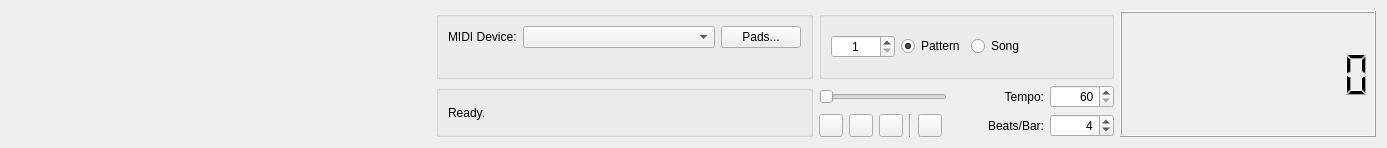
nirjacobson/Chromasound-Studio, file toplevel/topwidget/topwidget.ui: the form before one commit.
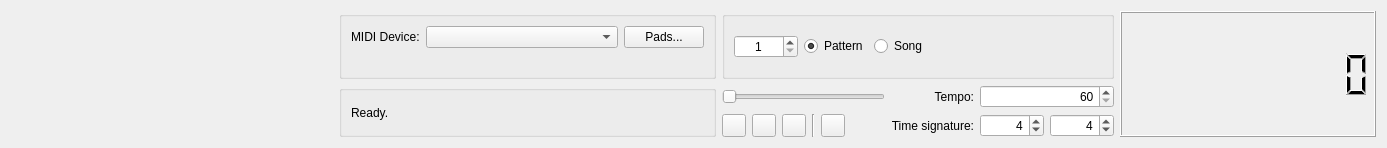
The form after the commit. Custom widgets are drawn as their Qt base class.

Diff of the .ui file:
```diff
--- a/toplevel/topwidget/topwidget.ui
+++ b/toplevel/topwidget/topwidget.ui
@@ -46,184 +46,7 @@
     </spacer>
    </item>
    <item>
-    <layout class="QGridLayout" name="gridLayout_5">
-     <item row="1" column="1">
-      <widget class="SeekWidget" name="seekWidget">
-       <property name="minimumSize">
-        <size>
-         <width>128</width>
-         <height>0</height>
-        </size>
-       </property>
-       <property name="maximumSize">
-        <size>
-         <width>128</width>
-         <height>16777215</height>
-        </size>
-       </property>
-       <property name="orientation">
-        <enum>Qt::Orientation::Horizontal</enum>
-       </property>
-       <property name="invertedAppearance">
-        <bool>false</bool>
-       </property>
-       <property name="invertedControls">
-        <bool>false</bool>
-       </property>
-      </widget>
-     </item>
-     <item row="1" column="3">
-      <widget class="QSpinBox" name="tempoSpinBox">
-       <property name="minimumSize">
-        <size>
-         <width>64</width>
-         <height>0</height>
-        </size>
-       </property>
-       <property name="alignment">
-        <set>Qt::AlignmentFlag::AlignRight|Qt::AlignmentFlag::AlignTrailing|Qt::AlignmentFlag::AlignVCenter</set>
-       </property>
-       <property name="minimum">
-        <number>60</number>
-       </property>
-       <property name="maximum">
-        <number>320</number>
-       </property>
-       <property name="value">
-        <number>60</number>
-       </property>
-      </widget>
-     </item>
-     <item row="2" column="3">
-      <widget class="QSpinBox" name="beatsPerBarSpinBox">
-       <property name="minimumSize">
-        <size>
-         <width>64</width>
-         <height>0</height>
-        </size>
-       </property>
-       <property name="alignment">
-        <set>Qt::AlignmentFlag::AlignRight|Qt::AlignmentFlag::AlignTrailing|Qt::AlignmentFlag::AlignVCenter</set>
-       </property>
-       <property name="minimum">
-        <number>1</number>
-       </property>
-       <property name="maximum">
-        <number>8</number>
-       </property>
-       <property name="value">
-        <number>4</number>
-       </property>
-      </widget>
-     </item>
-     <item row="1" column="0" rowspan="2">
-      <widget class="QGroupBox" name="groupBox_2">
-       <property name="title">
-        <string/>
-       </property>
-       <layout class="QGridLayout" name="gridLayout_3">
-        <item row="0" column="0">
-         <widget class="QLabel" name="statusLabel">
-          <property name="text">
-           <string>Ready.</string>
-          </property>
-         </widget>
-        </item>
-       </layout>
-      </widget>
-     </item>
-     <item row="2" column="2">
-      <widget class="QLabel" name="beatsPerBarLabel">
-       <property name="text">
-        <string>Beats/Bar:</string>
-       </property>
-       <property name="alignment">
-        <set>Qt::AlignmentFlag::AlignRight|Qt::AlignmentFlag::AlignTrailing|Qt::AlignmentFlag::AlignVCenter</set>
-       </property>
-      </widget>
-     </item>
-     <item row="2" column="1">
-      <layout class="QHBoxLayout" name="horizontalLayout_4">
-       <item>
-        <widget class="QPushButton" name="recordButton">
-         <property name="maximumSize">
-          <size>
-           <width>24</width>
-           <height>24</height>
-          </size>
-         </property>
-         <property name="text">
-          <string/>
-         </property>
-         <property name="checkable">
-          <bool>true</bool>
-         </property>
-         <property name="checked">
-          <bool>false</bool>
-         </property>
-        </widget>
-       </item>
-       <item>
-        <widget class="QPushButton" name="playButton">
-         <property name="maximumSize">
-          <size>
-           <width>24</width>
-           <height>24</height>
-          </size>
-         </property>
-         <property name="text">
-          <string/>
-         </property>
-        </widget>
-       </item>
-       <item>
-        <widget class="QPushButton" name="stopButton">
-         <property name="maximumSize">
-          <size>
-           <width>24</width>
-           <height>24</height>
-          </size>
-         </property>
-         <property name="text">
-          <string/>
-         </property>
-        </widget>
-       </item>
-       <item>
-        <widget class="Line" name="uploadLine">
-         <property name="orientation">
-          <enum>Qt::Orientation::Vertical</enum>
-         </property>
-        </widget>
-       </item>
-       <item>
-        <widget class="QPushButton" name="uploadButton">
-         <property name="maximumSize">
-          <size>
-           <width>24</width>
-           <height>24</height>
-          </size>
-         </property>
-         <property name="text">
-          <string/>
-         </property>
-        </widget>
-       </item>
-       <item>
-        <spacer name="horizontalSpacer_3">
-         <property name="orientation">
-          <enum>Qt::Orientation::Horizontal</enum>
-         </property>
-         <property name="sizeHint" stdset="0">
-          <size>
-           <width>40</width>
-           <height>20</height>
-          </size>
-         </property>
-        </spacer>
-       </item>
-      </layout>
-     </item>
+    <layout class="QGridLayout" name="gridLayout">
      <item row="0" column="0">
       <widget class="QGroupBox" name="midiGroupBox">
        <property name="title">
@@ -274,32 +97,7 @@
        </layout>
       </widget>
      </item>
-     <item row="0" column="4" rowspan="3">
-      <widget class="TimeDisplayWidget" name="positionDisplay">
-       <property name="minimumSize">
-        <size>
-         <width>256</width>
-         <height>0</height>
-        </size>
-       </property>
-       <property name="autoFillBackground">
-        <bool>false</bool>
-       </property>
-       <property name="smallDecimalPoint">
-        <bool>false</bool>
-       </property>
-       <property name="digitCount">
-        <number>10</number>
-       </property>
-       <property name="segmentStyle">
-        <enum>QLCDNumber::SegmentStyle::Filled</enum>
-       </property>
-       <property name="value" stdset="0">
-        <double>0.000000000000000</double>
-       </property>
-      </widget>
-     </item>
-     <item row="0" column="1" colspan="3">
+     <item row="0" column="1" colspan="4">
       <widget class="QGroupBox" name="groupBox">
        <property name="sizePolicy">
         <sizepolicy hsizetype="Preferred" vsizetype="Preferred">
@@ -366,6 +164,72 @@
        </layout>
       </widget>
      </item>
+     <item row="0" column="5" rowspan="3">
+      <widget class="TimeDisplayWidget" name="positionDisplay">
+       <property name="minimumSize">
+        <size>
+         <width>256</width>
+         <height>0</height>
+        </size>
+       </property>
+       <property name="autoFillBackground">
+        <bool>false</bool>
+       </property>
+       <property name="smallDecimalPoint">
+        <bool>false</bool>
+       </property>
+       <property name="digitCount">
+        <number>10</number>
+       </property>
+       <property name="segmentStyle">
+        <enum>QLCDNumber::SegmentStyle::Filled</enum>
+       </property>
+       <property name="value" stdset="0">
+        <double>0.000000000000000</double>
+       </property>
+      </widget>
+     </item>
+     <item row="1" column="0" rowspan="2">
+      <widget class="QGroupBox" name="groupBox_2">
+       <property name="title">
+        <string/>
+       </property>
+       <layout class="QGridLayout" name="gridLayout_3">
+        <item row="0" column="0">
+         <widget class="QLabel" name="statusLabel">
+          <property name="text">
+           <string>Ready.</string>
+          </property>
+         </widget>
+        </item>
+       </layout>
+      </widget>
+     </item>
+     <item row="1" column="1">
+      <widget class="SeekWidget" name="seekWidget">
+       <property name="minimumSize">
+        <size>
+         <width>128</width>
+         <height>0</height>
+        </size>
+       </property>
+       <property name="maximumSize">
+        <size>
+         <width>16777215</width>
+         <height>16777215</height>
+        </size>
+       </property>
+       <property name="orientation">
+        <enum>Qt::Orientation::Horizontal</enum>
+       </property>
+       <property name="invertedAppearance">
+        <bool>false</bool>
+       </property>
+       <property name="invertedControls">
+        <bool>false</bool>
+       </property>
+      </widget>
+     </item>
      <item row="1" column="2">
       <widget class="QLabel" name="tempoLabel">
        <property name="text">
@@ -376,6 +240,164 @@
        </property>
       </widget>
      </item>
+     <item row="1" column="3" colspan="2">
+      <widget class="QSpinBox" name="tempoSpinBox">
+       <property name="minimumSize">
+        <size>
+         <width>64</width>
+         <height>0</height>
+        </size>
+       </property>
+       <property name="alignment">
+        <set>Qt::AlignmentFlag::AlignRight|Qt::AlignmentFlag::AlignTrailing|Qt::AlignmentFlag::AlignVCenter</set>
+       </property>
+       <property name="minimum">
+        <number>60</number>
+       </property>
+       <property name="maximum">
+        <number>320</number>
+       </property>
+       <property name="value">
+        <number>60</number>
+       </property>
+      </widget>
+     </item>
+     <item row="2" column="1">
+      <layout class="QHBoxLayout" name="horizontalLayout_4">
+       <item>
+        <widget class="QPushButton" name="recordButton">
+         <property name="maximumSize">
+          <size>
+           <width>24</width>
+           <height>24</height>
+          </size>
+         </property>
+         <property name="text">
+          <string/>
+         </property>
+         <property name="checkable">
+          <bool>true</bool>
+         </property>
+         <property name="checked">
+          <bool>false</bool>
+         </property>
+        </widget>
+       </item>
+       <item>
+        <widget class="QPushButton" name="playButton">
+         <property name="maximumSize">
+          <size>
+           <width>24</width>
+           <height>24</height>
+          </size>
+         </property>
+         <property name="text">
+          <string/>
+         </property>
+        </widget>
+       </item>
+       <item>
+        <widget class="QPushButton" name="stopButton">
+         <property name="maximumSize">
+          <size>
+           <width>24</width>
+           <height>24</height>
+          </size>
+         </property>
+         <property name="text">
+          <string/>
+         </property>
+        </widget>
+       </item>
+       <item>
+        <widget class="Line" name="uploadLine">
+         <property name="orientation">
+          <enum>Qt::Orientation::Vertical</enum>
+         </property>
+        </widget>
+       </item>
+       <item>
+        <widget class="QPushButton" name="uploadButton">
+         <property name="maximumSize">
+          <size>
+           <width>24</width>
+           <height>24</height>
+          </size>
+         </property>
+         <property name="text">
+          <string/>
+         </property>
+        </widget>
+       </item>
+       <item>
+        <spacer name="horizontalSpacer_3">
+         <property name="orientation">
+          <enum>Qt::Orientation::Horizontal</enum>
+         </property>
+         <property name="sizeHint" stdset="0">
+          <size>
+           <width>40</width>
+           <height>20</height>
+          </size>
+         </property>
+        </spacer>
+       </item>
+      </layout>
+     </item>
+     <item row="2" column="2">
+      <widget class="QLabel" name="beatsPerBarLabel">
+       <property name="text">
+        <string>Time signature:</string>
+       </property>
+       <property name="alignment">
+        <set>Qt::AlignmentFlag::AlignRight|Qt::AlignmentFlag::AlignTrailing|Qt::AlignmentFlag::AlignVCenter</set>
+       </property>
+      </widget>
+     </item>
+     <item row="2" column="3">
+      <widget class="QSpinBox" name="beatsPerBarSpinBox">
+       <property name="minimumSize">
+        <size>
+         <width>64</width>
+         <height>0</height>
+        </size>
+       </property>
+       <property name="alignment">
+        <set>Qt::AlignmentFlag::AlignRight|Qt::AlignmentFlag::AlignTrailing|Qt::AlignmentFlag::AlignVCenter</set>
+       </property>
+       <property name="minimum">
+        <number>1</number>
+       </property>
+       <property name="maximum">
+        <number>8</number>
+       </property>
+       <property name="value">
+        <number>4</number>
+       </property>
+      </widget>
+     </item>
+     <item row="2" column="4">
+      <widget class="QSpinBox" name="wholeNoteSpinBox">
+       <property name="minimumSize">
+        <size>
+         <width>64</width>
+         <height>0</height>
+        </size>
+       </property>
+       <property name="alignment">
+        <set>Qt::AlignmentFlag::AlignRight|Qt::AlignmentFlag::AlignTrailing|Qt::AlignmentFlag::AlignVCenter</set>
+       </property>
+       <property name="minimum">
+        <number>1</number>
+       </property>
+       <property name="maximum">
+        <number>8</number>
+       </property>
+       <property name="value">
+        <number>4</number>
+       </property>
+      </widget>
+     </item>
     </layout>
    </item>
   </layout>
```
